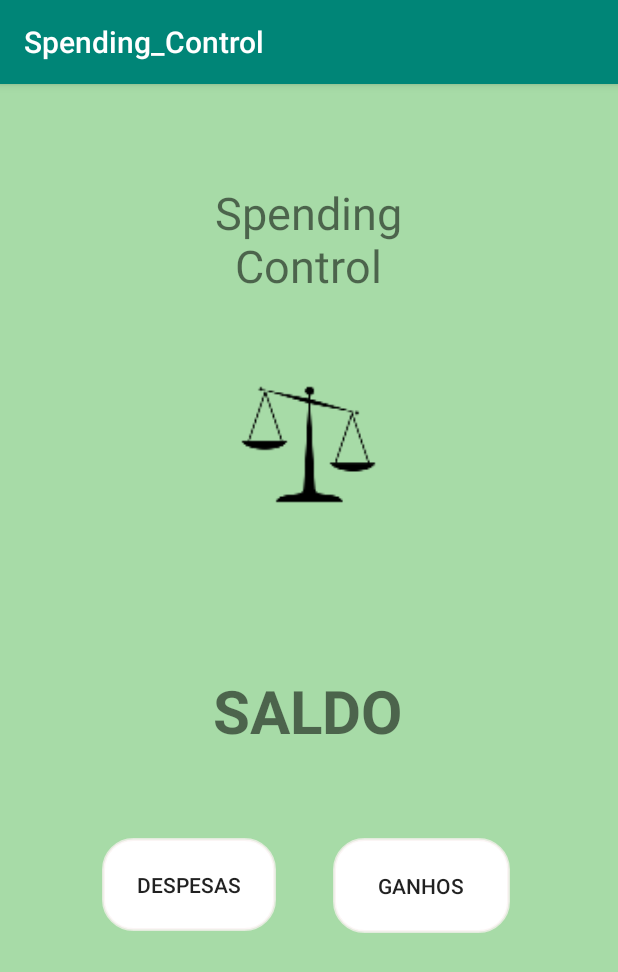
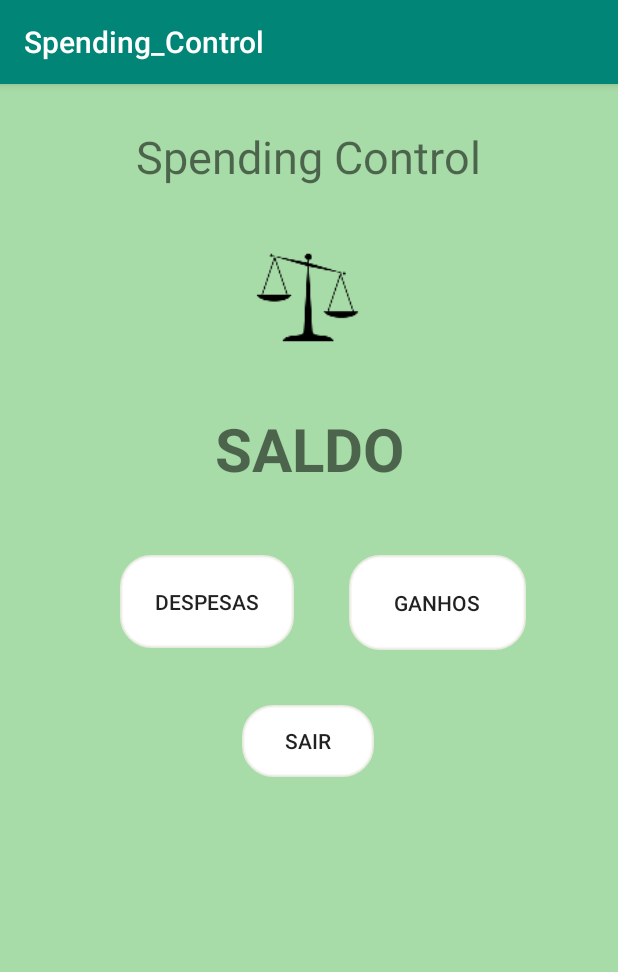
Before and after one commit to Caiango/Spending_Control, an Android app: the MainActivity screen opened directly, with no data from a screen before it, on a phone screen of 412 x 824 dp. Shown: the top 972 px of the screen. Run offline under Robolectric (Android 15) with nearby library versions, the phone set to English and light mode, and no system bars.

Commit message:
Activity Ganho toda funcional, login com o google funcional e afins com o google

```diff
--- a/app/build.gradle
+++ b/app/build.gradle
@@ -37,5 +37,7 @@ dependencies {
     implementation 'com.google.firebase:firebase-database:19.2.1'
     implementation 'com.google.firebase:firebase-analytics:17.3.0'
     implementation 'androidx.recyclerview:recyclerview:1.1.0'
-    implementation 'com.google.code.gson:gson:2.8.5'
+    implementation 'com.google.firebase:firebase-auth:19.3.0'
+    implementation 'com.google.android.gms:play-services-auth:18.0.0'
+    implementation 'com.master.android:glideimageview:1.0'
 }
--- a/app/src/main/java/com/example/spending_control/MainActivity.kt
+++ b/app/src/main/java/com/example/spending_control/MainActivity.kt
@@ -1,16 +1,25 @@
 package com.example.spending_control
 
 import android.content.Intent
+import android.net.Uri
 import androidx.appcompat.app.AppCompatActivity
 import android.os.Bundle
 import android.widget.Button
+import android.widget.Toast
 import androidx.core.content.ContextCompat
+import com.bumptech.glide.Glide
+import com.google.android.gms.auth.api.signin.GoogleSignIn
+import com.google.android.gms.auth.api.signin.GoogleSignInClient
+import com.google.android.gms.auth.api.signin.GoogleSignInOptions
 import kotlinx.android.synthetic.main.activity_main.*
 
 class MainActivity : AppCompatActivity() {
 
     lateinit var btDesp: Button
     lateinit var btGanho: Button
+    var USERID: String = ""
+
+    lateinit var googleSignInClient: GoogleSignInClient
 
     override fun onCreate(savedInstanceState: Bundle?) {
         super.onCreate(savedInstanceState)
@@ -43,5 +52,25 @@ class MainActivity : AppCompatActivity() {
             layoutID.setBackgroundColor(colorNeutro)
             imageViewIni.setBackgroundColor(colorNeutro)
         }
+
+        val gso = GoogleSignInOptions.Builder(GoogleSignInOptions.DEFAULT_SIGN_IN)
+            .requestIdToken(getString(R.string.default_web_client_id))
+            .requestEmail()
+            .requestProfile()
+            .build()
+
+        googleSignInClient = GoogleSignIn.getClient(this, gso)
+
+        val acct = GoogleSignIn.getLastSignedInAccount(this)
+
+        if (acct != null) {
+
+            ButSair.setOnClickListener {googleSignInClient.signOut()
+                val intent = Intent(this, LoginActivity::class.java)
+                startActivity(intent)}
+
+        }
     }
+
+
 }
--- a/app/src/main/java/com/example/spending_control/User.kt
+++ b/app/src/main/java/com/example/spending_control/User.kt
@@ -1,5 +1,5 @@
 package com.example.spending_control
 
-class User(var username: String, var elemento: String, var valor: Double, var idinsert: String) {
+class User(var userid: String, var elemento: String, var valor: Double, var idinsert: String) {
     constructor() : this("", "", 0.0, "")
 }
--- a/app/src/main/res/layout/activity_main.xml
+++ b/app/src/main/res/layout/activity_main.xml
@@ -9,9 +9,9 @@
 
     <TextView
         android:id="@+id/txTitle"
-        android:layout_width="138dp"
-        android:layout_height="79dp"
-        android:layout_marginTop="64dp"
+        android:layout_width="wrap_content"
+        android:layout_height="wrap_content"
+        android:layout_marginTop="28dp"
         android:gravity="center"
         android:text="Spending Control"
         android:textSize="30dp"
@@ -22,15 +22,13 @@
 
     <TextView
         android:id="@+id/txSaldo"
-        android:layout_width="182dp"
-        android:layout_height="73dp"
-        android:layout_marginTop="44dp"
+        android:layout_width="wrap_content"
+        android:layout_height="wrap_content"
         android:gravity="center"
         android:text="SALDO"
         android:textSize="40dp"
         android:textStyle="bold"
         app:layout_constraintEnd_toEndOf="parent"
-        app:layout_constraintHorizontal_bias="0.497"
         app:layout_constraintStart_toStartOf="parent"
         app:layout_constraintTop_toBottomOf="@+id/imageViewIni" />
 
@@ -38,30 +36,30 @@
         android:id="@+id/btGanho"
         android:layout_width="118dp"
         android:layout_height="63dp"
-        android:layout_marginTop="48dp"
-        android:layout_marginEnd="72dp"
-        android:layout_marginRight="72dp"
+        android:layout_marginTop="44dp"
         android:background="@drawable/botao_form"
         android:text="Ganhos"
         app:layout_constraintEnd_toEndOf="parent"
+        app:layout_constraintHorizontal_bias="0.791"
+        app:layout_constraintStart_toStartOf="parent"
         app:layout_constraintTop_toBottomOf="@+id/txSaldo" />
 
     <Button
         android:id="@+id/btGasto"
         android:layout_width="116dp"
         android:layout_height="62dp"
-        android:layout_marginStart="68dp"
-        android:layout_marginLeft="68dp"
-        android:layout_marginTop="48dp"
+        android:layout_marginTop="44dp"
         android:background="@drawable/botao_form"
         android:text="Despesas"
+        app:layout_constraintEnd_toEndOf="parent"
+        app:layout_constraintHorizontal_bias="0.271"
         app:layout_constraintStart_toStartOf="parent"
         app:layout_constraintTop_toBottomOf="@+id/txSaldo" />
 
     <ImageView
         android:id="@+id/imageViewIni"
-        android:layout_width="250dp"
-        android:layout_height="194dp"
+        android:layout_width="171dp"
+        android:layout_height="147dp"
         app:layout_constraintEnd_toEndOf="parent"
         app:layout_constraintHorizontal_bias="0.496"
         app:layout_constraintStart_toStartOf="parent"
@@ -69,4 +67,16 @@
         app:srcCompat="@mipmap/balanca3_foreground"
         tools:srcCompat="@mipmap/balanca3_foreground" />
 
+    <Button
+        android:id="@+id/ButSair"
+        android:layout_width="wrap_content"
+        android:layout_height="wrap_content"
+        android:layout_marginTop="144dp"
+        android:background="@drawable/botao_form"
+        android:text="Sair"
+        app:layout_constraintEnd_toEndOf="parent"
+        app:layout_constraintHorizontal_bias="0.498"
+        app:layout_constraintStart_toStartOf="parent"
+        app:layout_constraintTop_toBottomOf="@+id/txSaldo" />
+
 </androidx.constraintlayout.widget.ConstraintLayout>
--- a/build.gradle
+++ b/build.gradle
@@ -19,6 +19,9 @@ buildscript {
 allprojects {
     repositories {
         google()
+        maven {
+            url 'https://maven.google.com'
+        }
         jcenter()
 
     }
```
Also changed, not shown: app/src/main/AndroidManifest.xml (+1 -7 lines), app/src/main/java/com/example/spending_control/Ganhos.kt (+58 -25 lines), app/src/main/java/com/example/spending_control/LoginActivity.kt (+102 -0 lines), app/src/main/res/layout/activity_ganhos.xml (+16 -17 lines), app/src/main/res/layout/activity_login.xml (+16 -3 lines).
